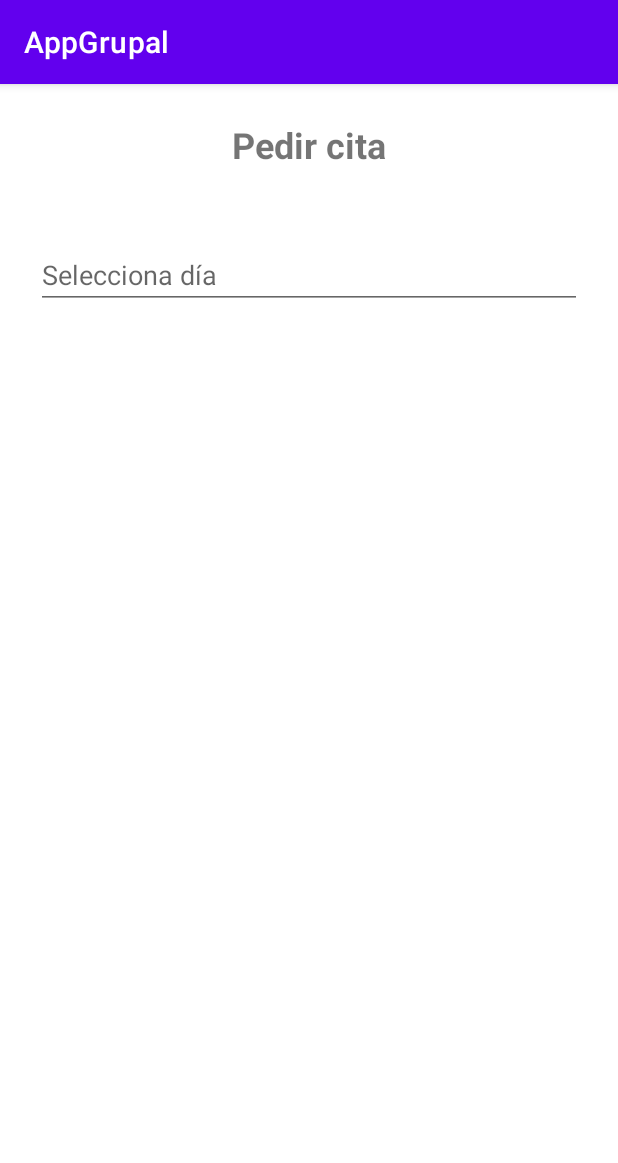
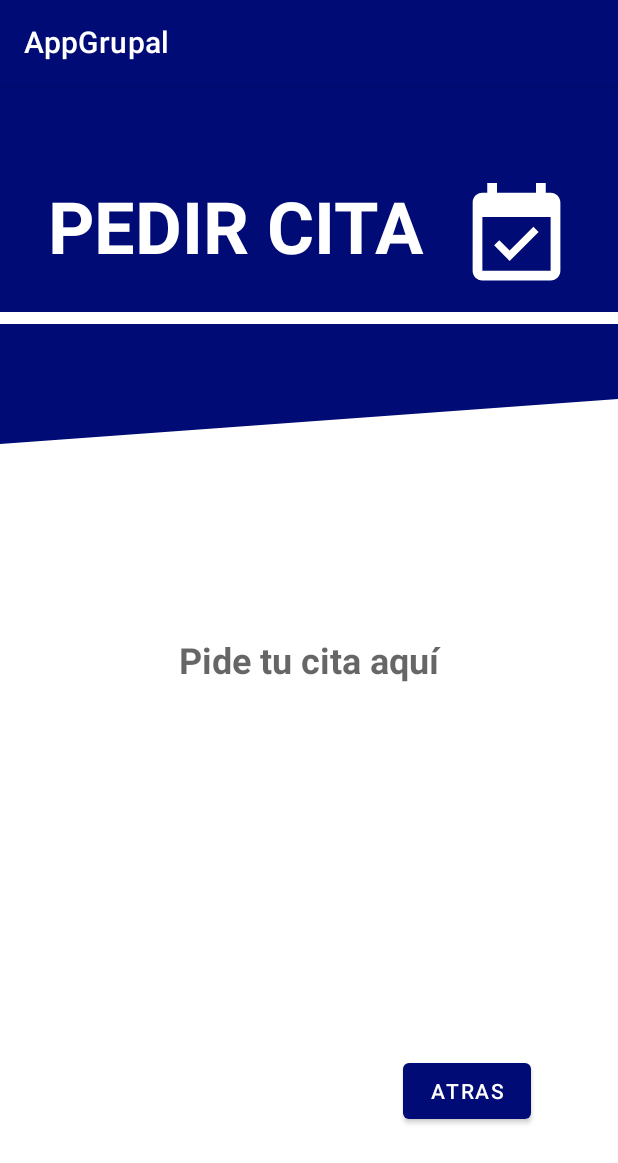
Before and after one commit to AMPL95/AppGrupal, an Android app: the Calendario screen opened directly, with no data from a screen before it, on a phone screen of 412 x 824 dp. Shown: the top 1163 px of the screen. Run offline under Robolectric (Android 15) with nearby library versions, the phone set to English and light mode, and no system bars.

Commit message:
diseño azul

```diff
--- a/app/src/main/java/com/example/appgrupal/Calendario.kt
+++ b/app/src/main/java/com/example/appgrupal/Calendario.kt
@@ -1,6 +1,8 @@
 package com.example.appgrupal
 
+import android.content.Intent
 import android.os.Bundle
+import android.view.View
 import android.widget.TextView
 import androidx.appcompat.app.AppCompatActivity
 
@@ -25,6 +27,10 @@ class Calendario : AppCompatActivity() {
         val suma1 = month +1
         textopedirCita.setText("has reservado tu cita el día $day de $suma1")
     }
+    fun onClickAtras(view: View){
+        val inicioIntent= Intent(this,RegistroPantalla::class.java)
+        startActivity(inicioIntent)
+    }
 
 
 }
--- /dev/null
+++ b/app/src/main/res/drawable/ic_baseline_event_available_24.xml
@@ -0,0 +1,5 @@
+<vector android:height="24dp" android:tint="#FFFFFF"
+    android:viewportHeight="24" android:viewportWidth="24"
+    android:width="24dp" xmlns:android="http://schemas.android.com/apk/res/android">
+    <path android:fillColor="@android:color/white" android:pathData="M16.53,11.06L15.47,10l-4.88,4.88 -2.12,-2.12 -1.06,1.06L10.59,17l5.94,-5.94zM19,3h-1L18,1h-2v2L8,3L8,1L6,1v2L5,3c-1.11,0 -1.99,0.9 -1.99,2L3,19c0,1.1 0.89,2 2,2h14c1.1,0 2,-0.9 2,-2L21,5c0,-1.1 -0.9,-2 -2,-2zM19,19L5,19L5,8h14v11z"/>
+</vector>
--- a/app/src/main/res/drawable/text_edit_rounded.xml
+++ b/app/src/main/res/drawable/text_edit_rounded.xml
@@ -1,5 +1,5 @@
 <?xml version="1.0" encoding="utf-8"?>
 <shape xmlns:android="http://schemas.android.com/apk/res/android">
 <corners android:radius="18dp"></corners>
-<stroke android:color="@color/moraito" android:width="2dp"></stroke>
+<stroke android:color="#000b76" android:width="2dp"></stroke>
 </shape>
--- /dev/null
+++ b/app/src/main/res/drawable/wave.xml
@@ -0,0 +1,9 @@
+<vector xmlns:android="http://schemas.android.com/apk/res/android"
+    android:width="1440dp"
+    android:height="320dp"
+    android:viewportWidth="1440"
+    android:viewportHeight="320">
+  <path
+      android:pathData="M0,256L1440,160L1440,0L0,0Z"
+      android:fillColor="#000b76"/>
+</vector>
--- a/app/src/main/res/layout/activity_calendario.xml
+++ b/app/src/main/res/layout/activity_calendario.xml
@@ -1,17 +1,46 @@
 <?xml version="1.0" encoding="utf-8"?>
-<LinearLayout xmlns:android="http://schemas.android.com/apk/res/android"
+<androidx.constraintlayout.widget.ConstraintLayout xmlns:android="http://schemas.android.com/apk/res/android"
     xmlns:app="http://schemas.android.com/apk/res-auto"
+    xmlns:tools="http://schemas.android.com/tools"
     android:layout_width="match_parent"
     android:layout_height="match_parent"
-    android:orientation="vertical">
+    >
 
-    <TextView
-        android:id="@+id/textView4"
-        android:layout_width="wrap_content"
-        android:layout_height="wrap_content"
-        android:text="Pedir cita"
-        android:layout_gravity="center_horizontal"
-        android:layout_margin="24dp"
+    <View
+        android:id="@+id/view"
+        android:layout_width="412dp"
+        android:layout_height="152dp"
+        android:background="#000b76"
+        app:layout_constraintBottom_toBottomOf="parent"
+        app:layout_constraintEnd_toEndOf="parent"
+        app:layout_constraintHorizontal_bias="0.0"
+        app:layout_constraintStart_toStartOf="parent"
+        app:layout_constraintTop_toTopOf="parent"
+        app:layout_constraintVertical_bias="0.0" />
+
+    <View
+        android:id="@+id/view2"
+        android:layout_width="match_parent"
+        android:layout_height="100dp"
+        android:background="@drawable/wave"
+        app:layout_constraintBottom_toBottomOf="parent"
+        app:layout_constraintStart_toStartOf="parent"
+        app:layout_constraintTop_toTopOf="parent"
+        app:layout_constraintVertical_bias="0.24" />
+
+    <EditText
+        android:id="@+id/etDate"
+
+        android:layout_width="298dp"
+        android:layout_height="125dp"
+        android:layout_margin="55dp"
+        android:background="@drawable/transparente"
+        android:clickable="false"
+        android:focusable="false"
+        android:hint="Pide tu cita aquí"
+        android:padding="24dp"
+        android:textAlignment="center"
+        android:textColor="#000b76"
         android:textSize="24sp"
         android:textStyle="bold"
         app:layout_constraintBottom_toBottomOf="parent"
@@ -19,12 +48,44 @@
         app:layout_constraintStart_toStartOf="parent"
         app:layout_constraintTop_toTopOf="parent" />
 
-    <EditText
-        android:id="@+id/etDate"
-        android:layout_width="match_parent"
-        android:layout_height="wrap_content"
-        android:layout_margin="24dp"
-        android:hint="Selecciona día"
-        android:clickable="false"
-        android:focusable="false"/>
-</LinearLayout>
+    <ImageView
+        android:id="@+id/imageView"
+        android:layout_width="103dp"
+        android:layout_height="78dp"
+        app:layout_constraintBottom_toBottomOf="parent"
+        app:layout_constraintEnd_toEndOf="parent"
+        app:layout_constraintHorizontal_bias="0.948"
+        app:layout_constraintStart_toStartOf="parent"
+        app:layout_constraintTop_toTopOf="parent"
+        app:layout_constraintVertical_bias="0.091"
+        app:srcCompat="@drawable/ic_baseline_event_available_24" />
+
+    <Button
+        android:id="@+id/button"
+        android:layout_width="85dp"
+        android:layout_height="49dp"
+        android:text="ATRAS"
+        app:layout_constraintBottom_toBottomOf="parent"
+        app:layout_constraintEnd_toEndOf="parent"
+        app:layout_constraintHorizontal_bias="0.823"
+        app:layout_constraintStart_toStartOf="parent"
+        app:layout_constraintTop_toTopOf="parent"
+        app:layout_constraintVertical_bias="0.9"
+        android:onClick="onClickAtras"/>
+
+    <TextView
+        android:id="@+id/textView5"
+        android:layout_width="261dp"
+        android:layout_height="76dp"
+        android:text="PEDIR CITA"
+        android:textColor="#FFFFFF"
+        android:textSize="48sp"
+        android:textStyle="bold"
+        app:layout_constraintBottom_toBottomOf="parent"
+        app:layout_constraintEnd_toEndOf="parent"
+        app:layout_constraintHorizontal_bias="0.213"
+        app:layout_constraintStart_toStartOf="parent"
+        app:layout_constraintTop_toTopOf="parent"
+        app:layout_constraintVertical_bias="0.09" />
+
+</androidx.constraintlayout.widget.ConstraintLayout>
--- a/app/src/main/res/layout/activity_menu.xml
+++ b/app/src/main/res/layout/activity_menu.xml
@@ -4,8 +4,8 @@
     xmlns:tools="http://schemas.android.com/tools"
     android:layout_width="match_parent"
     android:layout_height="match_parent"
-    tools:context=".Menu">
-
+    tools:context=".Menu"
+>
 
     <androidx.constraintlayout.widget.Guideline
         android:id="@+id/guideline1"
@@ -135,6 +135,7 @@
         android:scaleType="fitCenter"
         android:src="@drawable/informes"
 
+
         app:layout_constraintBottom_toTopOf="@id/guideline3"
         app:layout_constraintEnd_toStartOf="@id/guideVer2"
         app:layout_constraintStart_toStartOf="@id/guideVer1"
--- a/app/src/main/res/values/themes.xml
+++ b/app/src/main/res/values/themes.xml
@@ -2,11 +2,11 @@
     <!-- Base application theme. -->
     <style name="Theme.AppGrupal" parent="Theme.MaterialComponents.DayNight.DarkActionBar">
         <!-- Primary brand color. -->
-        <item name="colorPrimary">@color/purple_500</item>
+        <item name="colorPrimary">#000b76</item>
         <item name="colorPrimaryVariant">@color/purple_700</item>
         <item name="colorOnPrimary">@color/white</item>
         <!-- Secondary brand color. -->
-        <item name="colorSecondary">@color/teal_200</item>
+        <item name="colorSecondary">#000b76</item>
         <item name="colorSecondaryVariant">@color/teal_700</item>
         <item name="colorOnSecondary">@color/black</item>
         <!-- Status bar color. -->
```
Also changed, not shown: app/src/main/res/drawable/cita.jpg (added), app/src/main/res/drawable/transparente.png (added).
